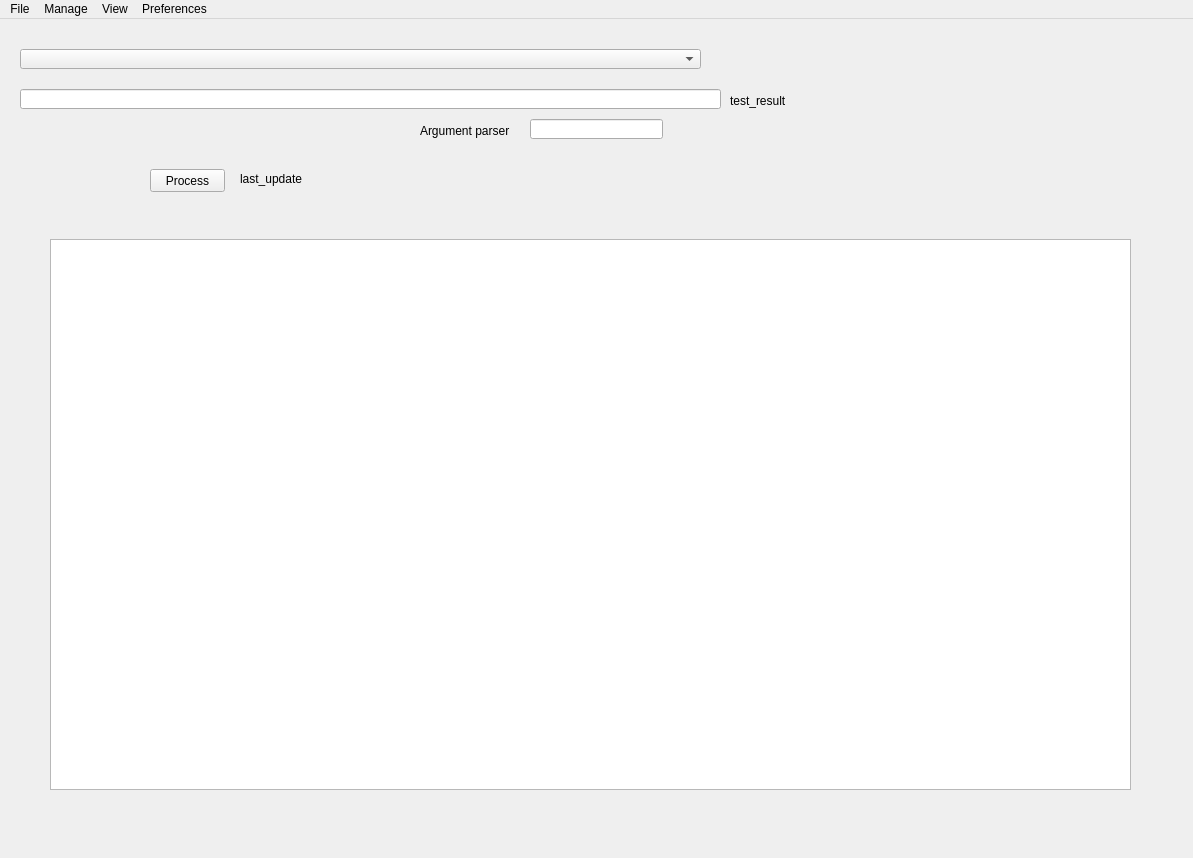
Above: checkfrench/ui/mainwindow/mainwindow.ui from Silous888/RawTextCheck before the change. Below: the same form after it.
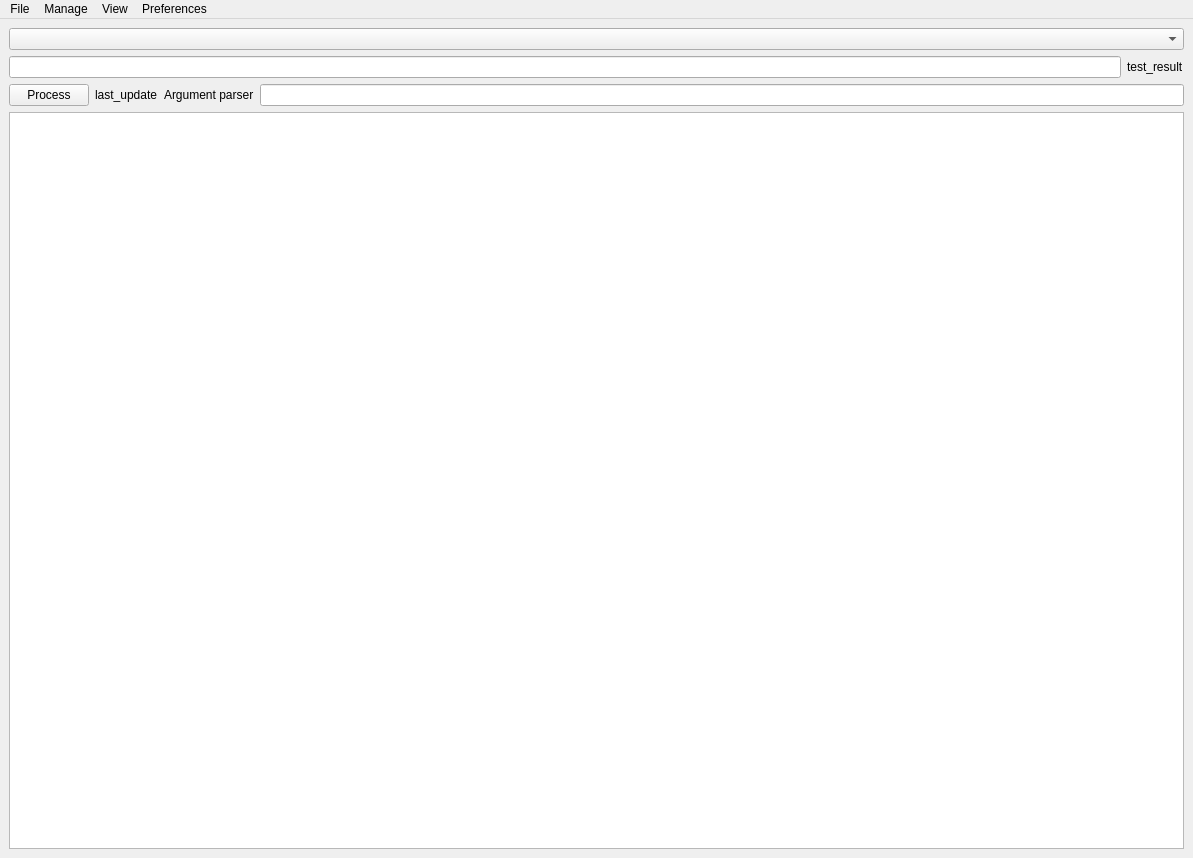
That is the form after the change. Custom widgets are drawn as their Qt base class.

Commit message: add layout to mainwindow

```diff
--- a/checkfrench/ui/mainwindow/mainwindow.ui
+++ b/checkfrench/ui/mainwindow/mainwindow.ui
@@ -17,97 +17,64 @@
    <property name="styleSheet">
     <string notr="true"/>
    </property>
+   <layout class="QGridLayout" name="gridLayout">
+    <item row="0" column="0">
+     <layout class="QVBoxLayout" name="verticalLayout">
+      <item>
+       <widget class="QComboBox" name="comboBox_project"/>
+      </item>
+      <item>
+       <layout class="QHBoxLayout" name="horizontalLayout">
+        <item>
+         <widget class="QLineEdit" name="lineEdit_filepath"/>
+        </item>
+        <item>
    <widget class="QLabel" name="label_fileOpened">
-    <property name="geometry">
-     <rect>
-      <x>730</x>
-      <y>70</y>
-      <width>111</width>
-      <height>23</height>
-     </rect>
-    </property>
     <property name="text">
      <string>test_result</string>
     </property>
    </widget>
-   <widget class="QLineEdit" name="lineEdit_argument">
-    <property name="geometry">
-     <rect>
-      <x>530</x>
-      <y>100</y>
-      <width>133</width>
-      <height>20</height>
-     </rect>
-    </property>
-   </widget>
-   <widget class="QLabel" name="label_argument">
-    <property name="geometry">
-     <rect>
-      <x>420</x>
-      <y>100</y>
-      <width>102</width>
-      <height>23</height>
-     </rect>
-    </property>
-    <property name="text">
-     <string>Argument parser</string>
-    </property>
-   </widget>
-   <widget class="QLineEdit" name="lineEdit_filepath">
-    <property name="geometry">
-     <rect>
-      <x>20</x>
-      <y>70</y>
-      <width>701</width>
-      <height>20</height>
-     </rect>
-    </property>
-   </widget>
+        </item>
+       </layout>
+      </item>
+      <item>
+       <layout class="QHBoxLayout" name="horizontalLayout_4">
+        <item>
+         <layout class="QHBoxLayout" name="horizontalLayout_3">
+          <item>
    <widget class="QPushButton" name="pushButton_process">
-    <property name="geometry">
-     <rect>
-      <x>150</x>
-      <y>150</y>
-      <width>75</width>
-      <height>23</height>
-     </rect>
-    </property>
     <property name="text">
      <string>Process</string>
     </property>
    </widget>
+          </item>
+          <item>
    <widget class="QLabel" name="label_updateResult">
-    <property name="geometry">
-     <rect>
-      <x>240</x>
-      <y>150</y>
-      <width>81</width>
-      <height>19</height>
-     </rect>
-    </property>
     <property name="text">
      <string>last_update</string>
     </property>
    </widget>
-   <widget class="QComboBox" name="comboBox_project">
-    <property name="geometry">
-     <rect>
-      <x>20</x>
-      <y>30</y>
-      <width>681</width>
-      <height>20</height>
-     </rect>
-    </property>
-   </widget>
+          </item>
+         </layout>
+        </item>
+        <item>
+         <layout class="QHBoxLayout" name="horizontalLayout_2">
+          <item>
+           <widget class="QLabel" name="label_argument">
+            <property name="text">
+             <string>Argument parser</string>
+            </property>
+           </widget>
+          </item>
+          <item>
+           <widget class="QLineEdit" name="lineEdit_argument"/>
+          </item>
+         </layout>
+        </item>
+       </layout>
+      </item>
+      <item>
    <widget class="DataResultTableView" name="tableView_result">
-    <property name="geometry">
-     <rect>
-      <x>50</x>
-      <y>220</y>
-      <width>1081</width>
-      <height>551</height>
-     </rect>
-    </property>
     <property name="dragDropOverwriteMode">
      <bool>false</bool>
     </property>
@@ -127,6 +94,10 @@
      <bool>false</bool>
     </attribute>
    </widget>
+      </item>
+     </layout>
+    </item>
+   </layout>
   </widget>
   <widget class="QMenuBar" name="menuBar">
    <property name="geometry">
```
Lines whose indentation alone changed are shown as unchanged. The commit also changes 1 other file.
